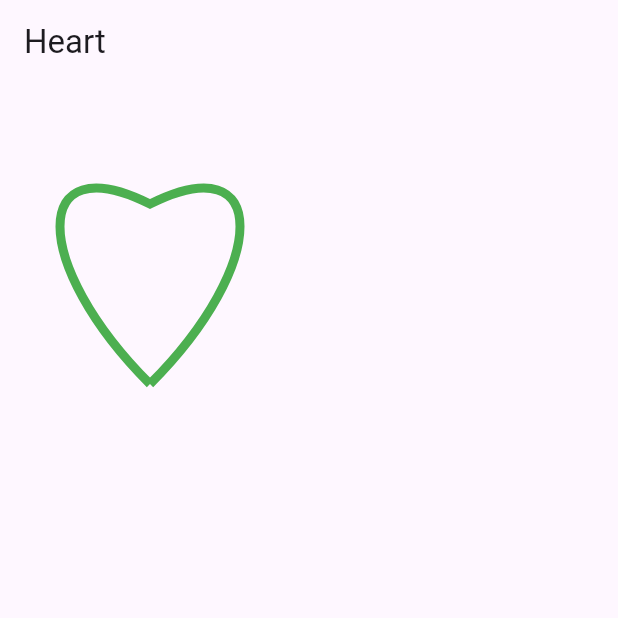
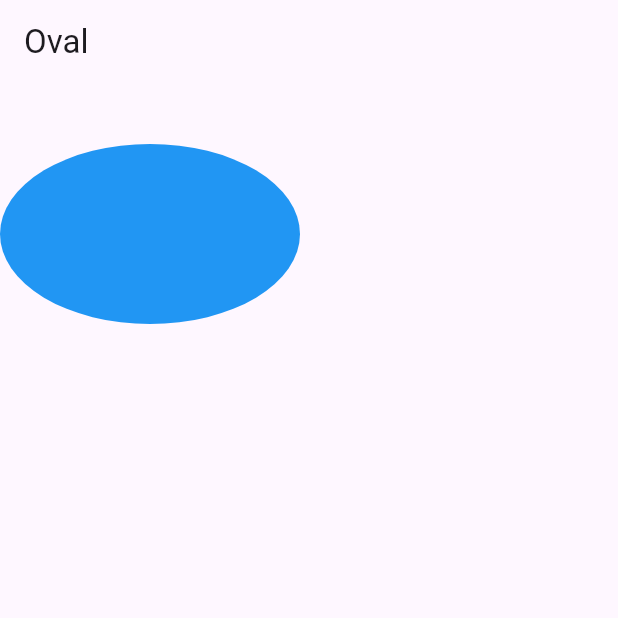
Before and after one commit to Leqdung1/flutter_custom_paint, a Flutter app: the screen it shows after launch, on a phone screen of 412 x 824 dp, the top half of it. Run offline on Flutter 3.47's test engine with Material 3 defaults, Android fonts, the phone set to English and light mode, and no system bars.

Commit message:
draw oval

```diff
--- a/lib/main.dart
+++ b/lib/main.dart
@@ -1,6 +1,7 @@
 import 'package:flutter/material.dart';
 import 'package:flutter_paint/circle.dart';
 import 'package:flutter_paint/heart.dart';
+import 'package:flutter_paint/oval.dart';
 
 void main() {
   runApp(const MyApp());
@@ -17,7 +18,7 @@ class MyApp extends StatelessWidget {
       theme: ThemeData(
         colorScheme: ColorScheme.fromSeed(seedColor: Colors.deepPurple),
       ),
-      home: const HeartScreen(),
+      home: const OvalScreen(),
     );
   }
 }
--- /dev/null
+++ b/lib/oval.dart
@@ -0,0 +1,37 @@
+import 'package:flutter/material.dart';
+
+class OvalScreen extends StatelessWidget {
+  const OvalScreen({super.key});
+
+  @override
+  Widget build(BuildContext context) {
+    return Scaffold(
+      appBar: AppBar(title: const Text('Oval')),
+      body: CustomPaint(painter: OvalPainter(), size: Size(200, 200)),
+    );
+  }
+}
+
+class OvalPainter extends CustomPainter {
+  @override
+  void paint(Canvas canvas, Size size) {
+    final paint =
+        Paint()
+          ..color = Colors.blue
+          ..style = PaintingStyle.fill;
+
+    canvas.drawOval(
+      Rect.fromCenter(
+        center: Offset(size.width / 2, size.height / 2),
+        width: size.width,
+        height: size.height * 0.6,
+      ),
+      paint,
+    );
+  }
+
+  @override
+  bool shouldRepaint(covariant CustomPainter oldDelegate) {
+    return true;
+  }
+}
```
